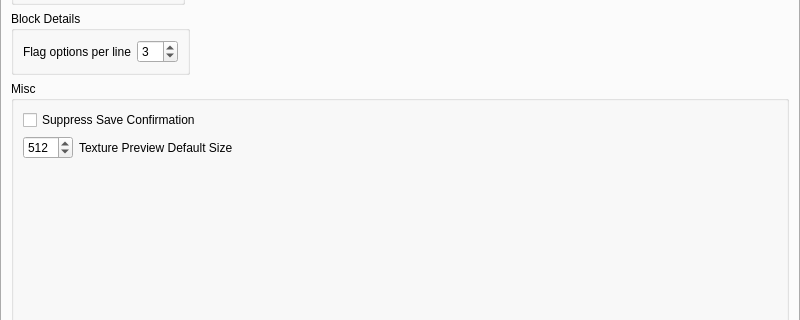
First picture: the form in src/ui/settingsgeneral.ui, repository GammaMetroid/nifskope, before the edit; both pictures show x 0 to 800 and y 122 to 442 of the 800 by 600 pixel window.
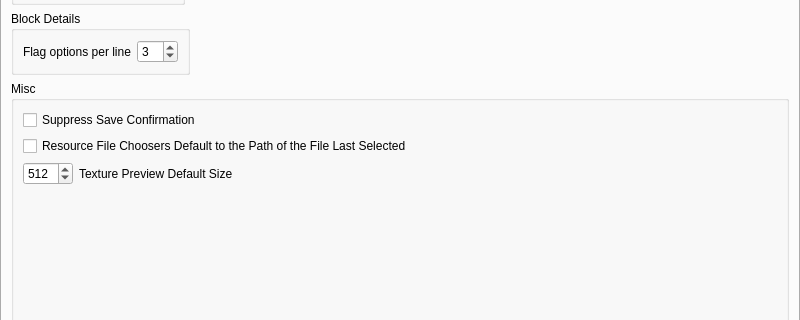
Second picture: the form after the edit. Custom widgets are drawn as their Qt base class.

Commit message: Implemented new general setting for the default path in file choosers

```diff
--- a/src/ui/settingsgeneral.ui
+++ b/src/ui/settingsgeneral.ui
@@ -154,7 +154,17 @@
             </property>
            </widget>
           </item>
-          <item row="1" column="0">
+          <item row="1" column="0" colspan="2">
+           <widget class="QCheckBox" name="chkBrowsersUseLastPath">
+            <property name="text">
+             <string>Resource File Choosers Default to the Path of the File Last Selected</string>
+            </property>
+            <property name="checked">
+             <bool>false</bool>
+            </property>
+           </widget>
+          </item>
+          <item row="2" column="0">
            <widget class="QSpinBox" name="texturePreviewDefaultSize">
             <property name="maximumSize">
              <size>
@@ -176,7 +186,7 @@
             </property>
            </widget>
           </item>
-          <item row="1" column="1">
+          <item row="2" column="1">
            <widget class="QLabel" name="lblTexPreviewDefaultSize">
             <property name="text">
              <string>Texture Preview Default Size</string>
@@ -186,7 +196,7 @@
             </property>
            </widget>
           </item>
-          <item row="2" column="0" colspan="2">
+          <item row="3" column="0" colspan="2">
            <spacer name="verticalSpacer">
             <property name="orientation">
              <enum>Qt::Vertical</enum>
```
The commit also changes 4 other files.
